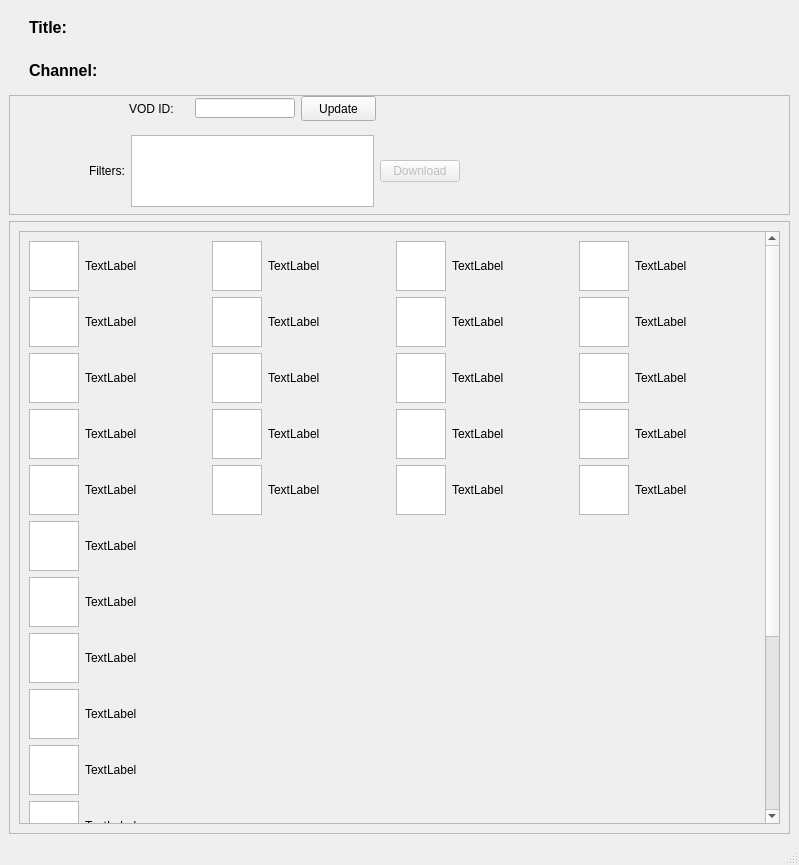
Before: the Qt Designer form BasicForm.ui in benmurphy7/twitch-crops, drawn with Qt 5.
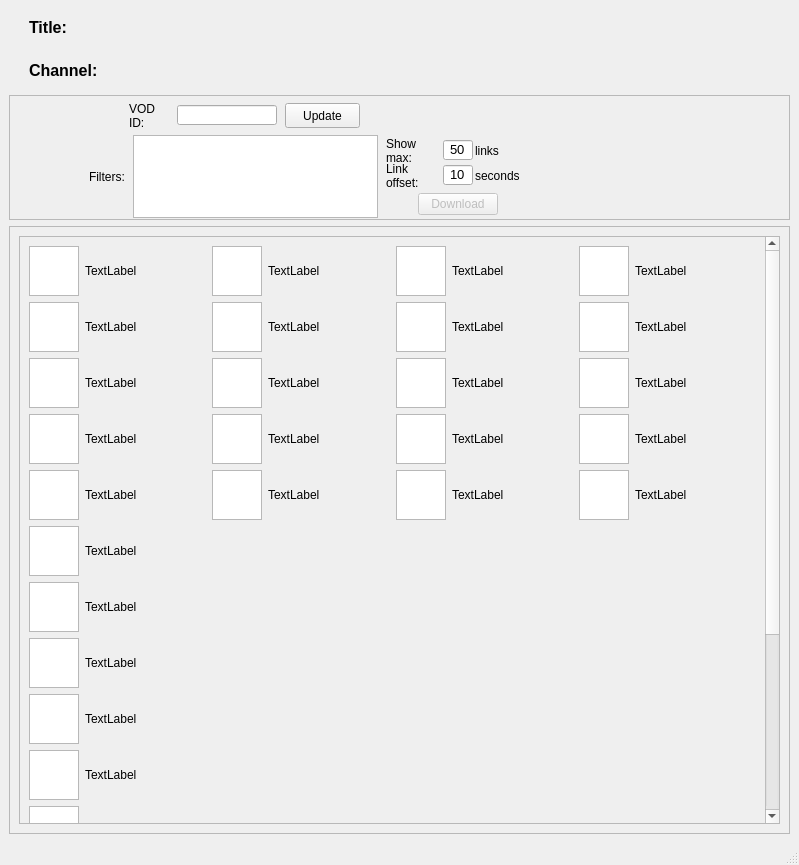
After: the same form once the commit is applied.

Commit message: Added link max/offset settings

Patch:
```diff
--- a/BasicForm.ui
+++ b/BasicForm.ui
@@ -145,7 +145,7 @@
     <item>
      <widget class="QFrame" name="frame">
       <property name="sizePolicy">
-       <sizepolicy hsizetype="Preferred" vsizetype="Fixed">
+       <sizepolicy hsizetype="Expanding" vsizetype="Fixed">
         <horstretch>0</horstretch>
         <verstretch>0</verstretch>
        </sizepolicy>
@@ -153,7 +153,7 @@
       <property name="minimumSize">
        <size>
         <width>50</width>
-        <height>120</height>
+        <height>125</height>
        </size>
       </property>
       <property name="frameShape">
@@ -167,11 +167,14 @@
         <rect>
          <x>120</x>
          <y>0</y>
-         <width>661</width>
-         <height>27</height>
+         <width>671</width>
+         <height>41</height>
         </rect>
        </property>
        <layout class="QHBoxLayout" name="horizontalLayout">
+        <property name="spacing">
+         <number>8</number>
+        </property>
         <property name="sizeConstraint">
          <enum>QLayout::SetDefaultConstraint</enum>
         </property>
@@ -179,7 +182,7 @@
          <widget class="QLabel" name="label_21">
           <property name="minimumSize">
            <size>
-            <width>60</width>
+            <width>30</width>
             <height>25</height>
            </size>
           </property>
@@ -266,11 +269,14 @@
         <rect>
          <x>80</x>
          <y>40</y>
-         <width>371</width>
-         <height>72</height>
+         <width>441</width>
+         <height>83</height>
         </rect>
        </property>
        <layout class="QHBoxLayout" name="horizontalLayout_4">
+        <property name="spacing">
+         <number>8</number>
+        </property>
         <item>
          <widget class="QLabel" name="label_2">
           <property name="text">
@@ -291,14 +297,252 @@
          </widget>
         </item>
         <item>
-         <widget class="QPushButton" name="harvestBtn">
-          <property name="enabled">
-           <bool>false</bool>
+         <layout class="QVBoxLayout" name="verticalLayout_3">
+          <property name="spacing">
+           <number>2</number>
           </property>
-          <property name="text">
-           <string>Download</string>
-          </property>
-         </widget>
+          <item>
+           <layout class="QGridLayout" name="gridLayout_2">
+            <property name="leftMargin">
+             <number>0</number>
+            </property>
+            <property name="horizontalSpacing">
+             <number>2</number>
+            </property>
+            <property name="verticalSpacing">
+             <number>0</number>
+            </property>
+            <item row="1" column="2">
+             <widget class="QLabel" name="label_38">
+              <property name="sizePolicy">
+               <sizepolicy hsizetype="Preferred" vsizetype="Preferred">
+                <horstretch>0</horstretch>
+                <verstretch>0</verstretch>
+               </sizepolicy>
+              </property>
+              <property name="minimumSize">
+               <size>
+                <width>55</width>
+                <height>25</height>
+               </size>
+              </property>
+              <property name="maximumSize">
+               <size>
+                <width>40</width>
+                <height>25</height>
+               </size>
+              </property>
+              <property name="text">
+               <string>seconds</string>
+              </property>
+              <property name="scaledContents">
+               <bool>false</bool>
+              </property>
+              <property name="alignment">
+               <set>Qt::AlignLeading|Qt::AlignLeft|Qt::AlignVCenter</set>
+              </property>
+              <property name="wordWrap">
+               <bool>true</bool>
+              </property>
+             </widget>
+            </item>
+            <item row="1" column="0">
+             <widget class="QLabel" name="label_22">
+              <property name="sizePolicy">
+               <sizepolicy hsizetype="Preferred" vsizetype="Preferred">
+                <horstretch>0</horstretch>
+                <verstretch>0</verstretch>
+               </sizepolicy>
+              </property>
+              <property name="minimumSize">
+               <size>
+                <width>55</width>
+                <height>25</height>
+               </size>
+              </property>
+              <property name="maximumSize">
+               <size>
+                <width>40</width>
+                <height>25</height>
+               </size>
+              </property>
+              <property name="text">
+               <string>Link offset:</string>
+              </property>
+              <property name="scaledContents">
+               <bool>false</bool>
+              </property>
+              <property name="alignment">
+               <set>Qt::AlignLeading|Qt::AlignLeft|Qt::AlignVCenter</set>
+              </property>
+              <property name="wordWrap">
+               <bool>true</bool>
+              </property>
+             </widget>
+            </item>
+            <item row="1" column="1">
+             <widget class="QLineEdit" name="linkOffset">
+              <property name="sizePolicy">
+               <sizepolicy hsizetype="Preferred" vsizetype="Fixed">
+                <horstretch>0</horstretch>
+                <verstretch>0</verstretch>
+               </sizepolicy>
+              </property>
+              <property name="minimumSize">
+               <size>
+                <width>30</width>
+                <height>20</height>
+               </size>
+              </property>
+              <property name="maximumSize">
+               <size>
+                <width>50</width>
+                <height>20</height>
+               </size>
+              </property>
+              <property name="font">
+               <font>
+                <pointsize>10</pointsize>
+                <weight>50</weight>
+                <italic>false</italic>
+                <bold>false</bold>
+               </font>
+              </property>
+              <property name="text">
+               <string>10</string>
+              </property>
+              <property name="alignment">
+               <set>Qt::AlignHCenter|Qt::AlignTop</set>
+              </property>
+             </widget>
+            </item>
+            <item row="0" column="0">
+             <widget class="QLabel" name="label_37">
+              <property name="sizePolicy">
+               <sizepolicy hsizetype="Preferred" vsizetype="Preferred">
+                <horstretch>0</horstretch>
+                <verstretch>0</verstretch>
+               </sizepolicy>
+              </property>
+              <property name="minimumSize">
+               <size>
+                <width>55</width>
+                <height>25</height>
+               </size>
+              </property>
+              <property name="maximumSize">
+               <size>
+                <width>40</width>
+                <height>25</height>
+               </size>
+              </property>
+              <property name="text">
+               <string>Show max:</string>
+              </property>
+              <property name="scaledContents">
+               <bool>false</bool>
+              </property>
+              <property name="alignment">
+               <set>Qt::AlignLeading|Qt::AlignLeft|Qt::AlignVCenter</set>
+              </property>
+              <property name="wordWrap">
+               <bool>true</bool>
+              </property>
+             </widget>
+            </item>
+            <item row="0" column="1">
+             <widget class="QLineEdit" name="showMax">
+              <property name="sizePolicy">
+               <sizepolicy hsizetype="Preferred" vsizetype="Fixed">
+                <horstretch>0</horstretch>
+                <verstretch>0</verstretch>
+               </sizepolicy>
+              </property>
+              <property name="minimumSize">
+               <size>
+                <width>30</width>
+                <height>20</height>
+               </size>
+              </property>
+              <property name="maximumSize">
+               <size>
+                <width>50</width>
+                <height>20</height>
+               </size>
+              </property>
+              <property name="font">
+               <font>
+                <pointsize>10</pointsize>
+                <weight>50</weight>
+                <italic>false</italic>
+                <bold>false</bold>
+               </font>
+              </property>
+              <property name="text">
+               <string>50</string>
+              </property>
+              <property name="alignment">
+               <set>Qt::AlignHCenter|Qt::AlignTop</set>
+              </property>
+             </widget>
+            </item>
+            <item row="0" column="2">
+             <widget class="QLabel" name="label_39">
+              <property name="sizePolicy">
+               <sizepolicy hsizetype="Preferred" vsizetype="Preferred">
+                <horstretch>0</horstretch>
+                <verstretch>0</verstretch>
+               </sizepolicy>
+              </property>
+              <property name="minimumSize">
+               <size>
+                <width>55</width>
+                <height>25</height>
+               </size>
+              </property>
+              <property name="maximumSize">
+               <size>
+                <width>40</width>
+                <height>25</height>
+               </size>
+              </property>
+              <property name="text">
+               <string>links</string>
+              </property>
+              <property name="scaledContents">
+               <bool>false</bool>
+              </property>
+              <property name="alignment">
+               <set>Qt::AlignLeading|Qt::AlignLeft|Qt::AlignVCenter</set>
+              </property>
+              <property name="wordWrap">
+               <bool>true</bool>
+              </property>
+             </widget>
+            </item>
+           </layout>
+          </item>
+          <item>
+           <layout class="QHBoxLayout" name="horizontalLayout_5">
+            <item>
+             <widget class="QPushButton" name="harvestBtn">
+              <property name="enabled">
+               <bool>false</bool>
+              </property>
+              <property name="sizePolicy">
+               <sizepolicy hsizetype="Fixed" vsizetype="Fixed">
+                <horstretch>0</horstretch>
+                <verstretch>0</verstretch>
+               </sizepolicy>
+              </property>
+              <property name="text">
+               <string>Download</string>
+              </property>
+             </widget>
+            </item>
+           </layout>
+          </item>
+         </layout>
         </item>
        </layout>
       </widget>
@@ -359,7 +603,7 @@
            <rect>
             <x>0</x>
             <y>0</y>
-            <width>745</width>
+            <width>742</width>
             <height>852</height>
            </rect>
           </property>
```
Left out of the diff: 984 changed lines with no effect on the pictures. The commit also changes 2 other files.
